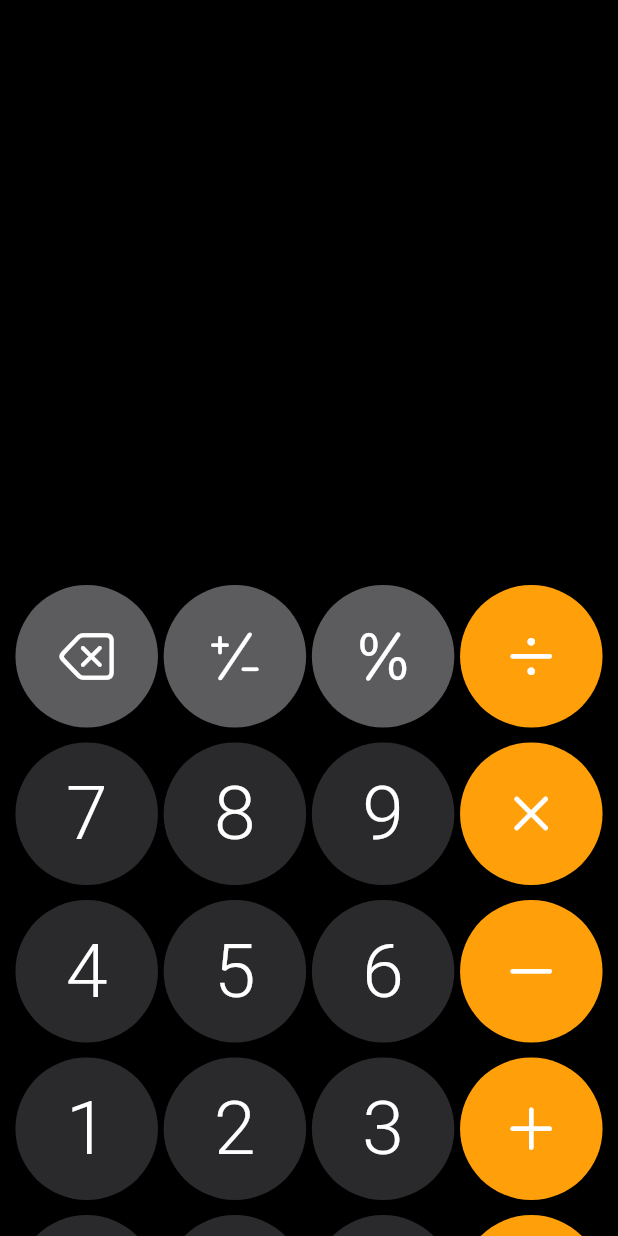
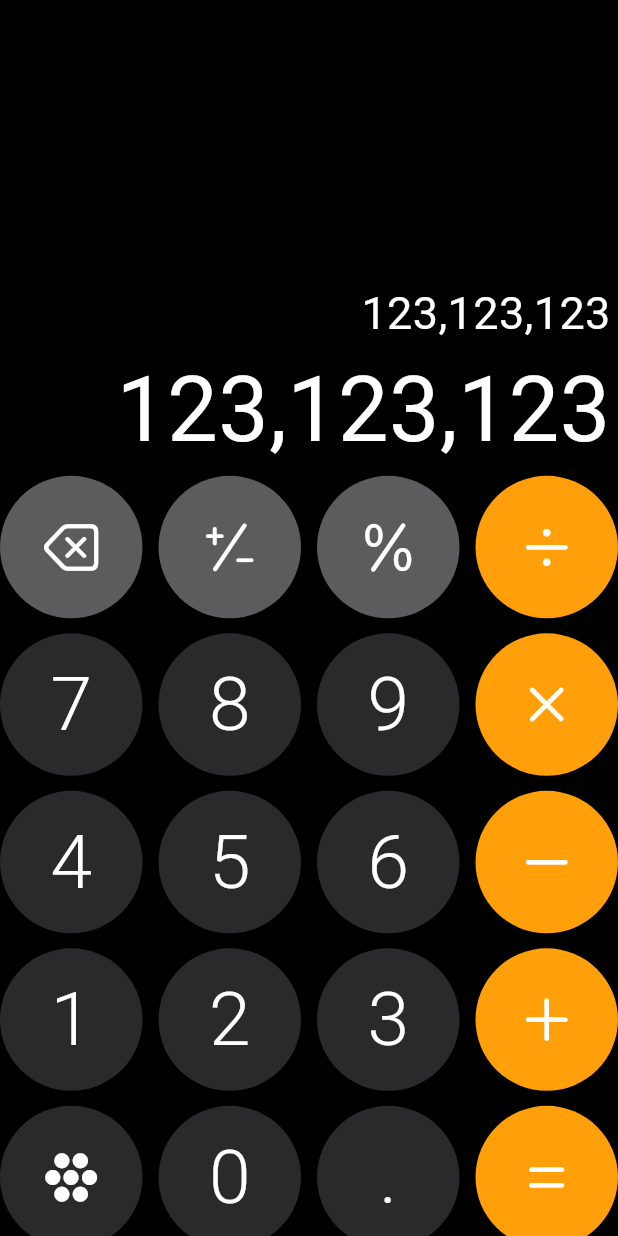
Before and after one commit to LannyOakman/calculator-clone, a Flutter app: the screen it shows after launch, on a phone screen of 412 x 824 dp. Run offline on Flutter 3.47's test engine with Material 3 defaults, Android fonts, the light colour scheme and no system bars; Roboto replaces fonts that are missing (SanFrancisco).

Commit message:
finishing general gui.

```diff
--- a/ios_calculator_clone/lib/main.dart
+++ b/ios_calculator_clone/lib/main.dart
@@ -10,26 +10,72 @@ class MainApp extends StatelessWidget {
   const MainApp({super.key});
 
   @override
-  Widget build(BuildContext context) {
+  Widget build(
+    BuildContext context,
+  ) {
     return MaterialApp(
       home: Scaffold(
         backgroundColor: Colors.black,
-      body: Center(
-        child: Container(
-          width: MediaQuery.of(context).size.width * 0.95,
-          margin: EdgeInsets.only(top: 390),
-
+        body: Column(
+          children: [
+            Spacer(),
+            SizedBox(
+              width: MediaQuery.of(context).size.width,
+              height: 40,
+              child: Align(
+                alignment: Alignment.bottomRight,
+                child: Padding(
+                  padding: EdgeInsets.only(right: 5),
+                  child: Text(
+                    "123,123,123",
+                    style: TextStyle(
+                      fontSize: 30,
+                      color: Colors.white,
+                    ),
+                  ),
+                ),
+              ),
+            ),
+            SizedBox(
+              width: MediaQuery.of(context).size.width,
+              height: 90,
+              child: Align(
+                alignment: Alignment.bottomRight,
+                child: Padding(
+                  padding: EdgeInsets.only(right: 5),
+                  child: Text(
+                    "123,123,123",
+                    style: TextStyle(
+                      fontSize: 60,
+                      color: Colors.white,
+                    ),
+                  ),
+                ),
+              ),
+            ),
+            SizedBox(
+              width: MediaQuery.of(context).size.width * 1,
+              height: MediaQuery.of(context).size.height * 0.615,
               child: Row(
                 mainAxisAlignment: MainAxisAlignment.spaceBetween,
-            children:[
-              for(var items in CalculatorLayout.calculator_layout) Column(
+                children: [
+                  for (var items in CalculatorLayout.calculator_layout)
+                    Column(
                       children: <FormattedButton>[
-                    for(var item in items) FormattedButton(color: item.color, icon: item.icon, string: item.string,)
+                        for (var item in items)
+                          FormattedButton(
+                            color: item.color,
+                            icon: item.icon,
+                            string: item.string,
+                          )
                       ],
                     ),
                 ],
               ),
-      )),
-    ));
+            ),
+          ],
+        ),
+      ),
+    );
   }
 }
--- a/ios_calculator_clone/pubspec.yaml
+++ b/ios_calculator_clone/pubspec.yaml
@@ -19,8 +19,3 @@ dev_dependencies:
 
 flutter:
   uses-material-design: true
-  fonts:
-    - family: SanFrancisco
-      fonts:
-        - asset: fonts/SanFrancisco.ttf
-          weight: 300
```
Lines whose indentation alone changed are shown as unchanged.
